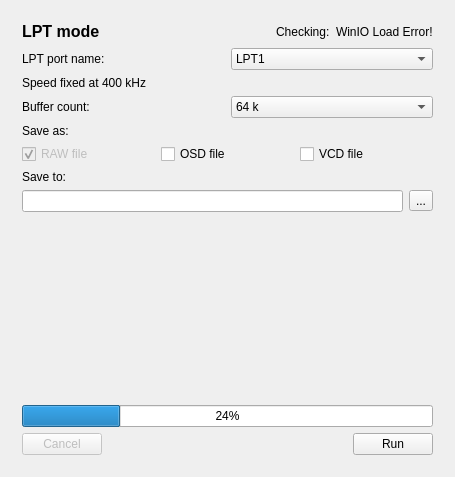
f0ma/quick-logic-sniffer, file mainwindow.ui: the form before one commit.
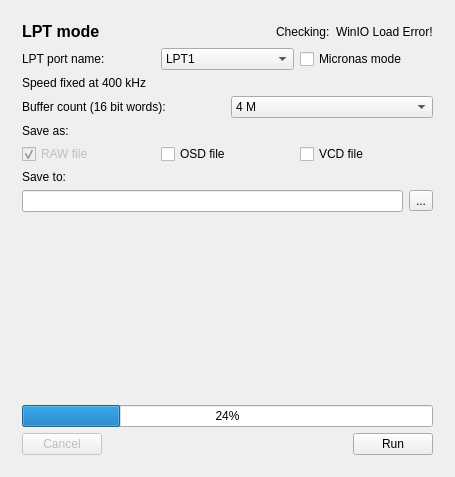
The form after the commit. The open tabs and pages were chosen to show the change.

The edit to the form file:
```diff
--- a/mainwindow.ui
+++ b/mainwindow.ui
@@ -489,6 +489,9 @@
          <layout class="QHBoxLayout" name="horizontalLayout_5">
           <item>
            <widget class="QLabel" name="label_6">
+            <property name="enabled">
+             <bool>true</bool>
+            </property>
             <property name="text">
              <string>LPT port name:</string>
             </property>
@@ -513,6 +516,13 @@
             </item>
            </widget>
           </item>
+          <item>
+           <widget class="QCheckBox" name="cbMicronasMode_LPT">
+            <property name="text">
+             <string>Micronas mode</string>
+            </property>
+           </widget>
+          </item>
          </layout>
         </item>
         <item>
@@ -527,14 +537,14 @@
           <item>
            <widget class="QLabel" name="label_7">
             <property name="text">
-             <string>Buffer count:</string>
+             <string>Buffer count (16 bit words):</string>
             </property>
            </widget>
           </item>
           <item>
            <widget class="QComboBox" name="cbBufferSize_Lpt">
             <property name="currentIndex">
-             <number>0</number>
+             <number>3</number>
             </property>
             <item>
              <property name="text">
```
Left out of the diff: 2 changed lines with no effect on the pictures.
